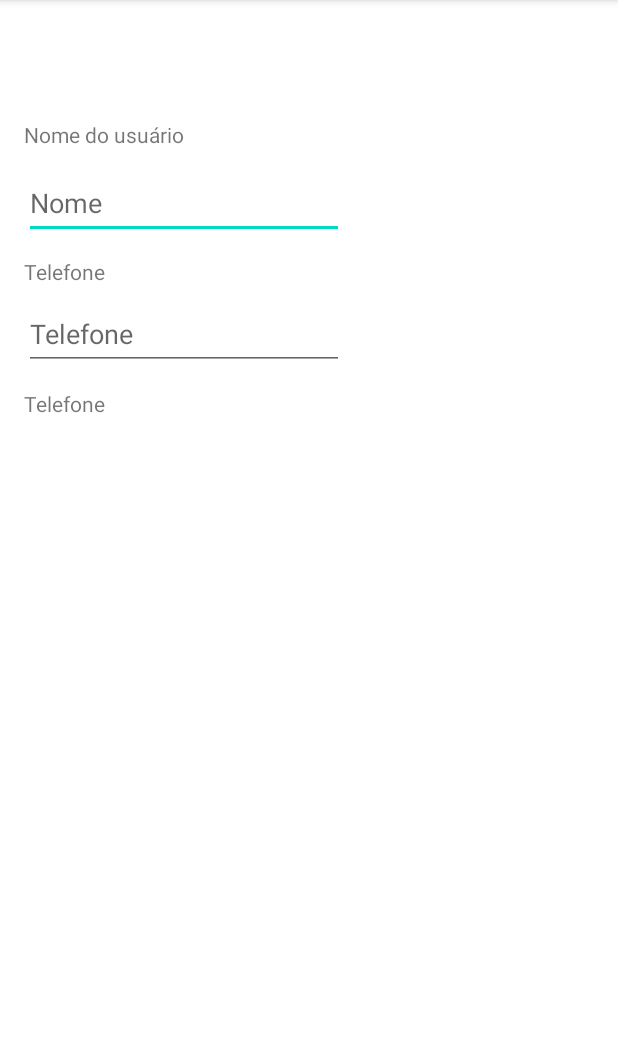
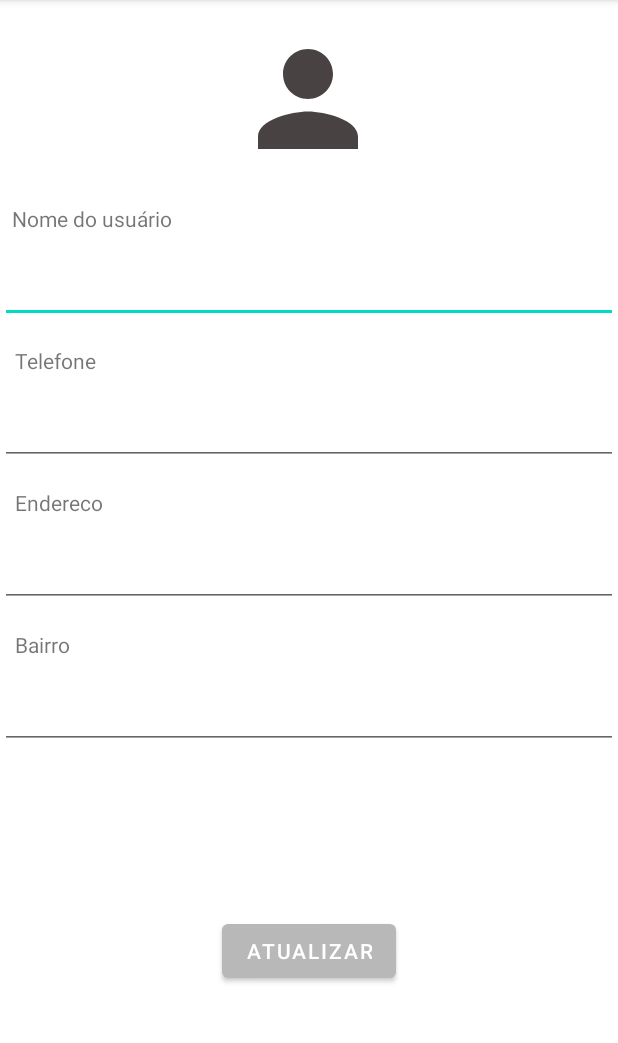
Before and after one commit to FelipeRaulino/mobile-2021.2, an Android app: the Perfil screen opened directly, with no data from a screen before it, on a phone screen of 412 x 824 dp, the part 84-1127 px from its top. Run offline under Robolectric (Android 15) with nearby library versions, the phone set to English and light mode, and no system bars; our stand-ins replace Firebase (no records; nobody signed in at launch, a user with empty details on screens opened directly), Picasso.

Commit message:
adicionando funcionalidade de perfil

```diff
--- a/Projeto Final/Servidor Backend/ProjetoFinalITECH/app/src/main/java/com/example/projetofinalitech/Perfil.java
+++ b/Projeto Final/Servidor Backend/ProjetoFinalITECH/app/src/main/java/com/example/projetofinalitech/Perfil.java
@@ -1,17 +1,173 @@
 package com.example.projetofinalitech;
 
+import androidx.annotation.NonNull;
+import androidx.annotation.Nullable;
 import androidx.appcompat.app.AppCompatActivity;
 
+import android.app.Activity;
+import android.content.Intent;
+import android.net.Uri;
 import android.os.Bundle;
+import android.provider.MediaStore;
+import android.view.View;
+import android.widget.Button;
+import android.widget.EditText;
+import android.widget.ImageView;
+import android.widget.Toast;
+
+import com.google.android.gms.tasks.OnCompleteListener;
+import com.google.android.gms.tasks.OnFailureListener;
+import com.google.android.gms.tasks.OnSuccessListener;
+import com.google.android.gms.tasks.Task;
+import com.google.firebase.auth.FirebaseAuth;
+import com.google.firebase.firestore.DocumentReference;
+import com.google.firebase.firestore.DocumentSnapshot;
+import com.google.firebase.firestore.FirebaseFirestore;
+import com.google.firebase.storage.FirebaseStorage;
+import com.google.firebase.storage.StorageReference;
+import com.google.firebase.storage.UploadTask;
+import com.squareup.picasso.Picasso;
+
+import java.util.HashMap;
+import java.util.Map;
 
 public class Perfil extends AppCompatActivity {
+
+    private FirebaseFirestore fStore;
+    private FirebaseAuth fAuth;
+    private DocumentReference documentReference;
+
+    private EditText edtText_nome, edtText_telefone, edtText_endereco, edtText_bairro;
+    private Button button_atualizarPerfil;
+    private ImageView imageView_profilePic;
+    private StorageReference storageReference;
 
     @Override
     protected void onCreate(Bundle savedInstanceState) {
         super.onCreate(savedInstanceState);
         setContentView(R.layout.activity_perfil);
 
+        fAuth = FirebaseAuth.getInstance();
+        fStore = FirebaseFirestore.getInstance();
+
+        edtText_nome = findViewById(R.id.edtText_nome);
+        edtText_telefone = findViewById(R.id.edtText_telefone);
+        edtText_endereco = findViewById(R.id.edtText_endereco);
+        edtText_bairro = findViewById(R.id.edtText_bairro);
+        button_atualizarPerfil = findViewById(R.id.button_atualizarPerfil);
+        imageView_profilePic = findViewById(R.id.imageView_profilePic);
+        storageReference = FirebaseStorage.getInstance().getReference();
+
+        StorageReference profileRef = storageReference.child("users/"+fAuth.getCurrentUser().getUid()+"/profile.jpg");
+        profileRef.getDownloadUrl().addOnSuccessListener(new OnSuccessListener<Uri>() {
+            @Override
+            public void onSuccess(Uri uri) {
+                Picasso.get().load(uri).into(imageView_profilePic);
+            }
+        });
+
+        loadData();
+
+        button_atualizarPerfil.setOnClickListener(new View.OnClickListener() {
+            @Override
+            public void onClick(View v) {
+                atualizarDados();
+            }
+        });
+
+        imageView_profilePic.setOnClickListener(new View.OnClickListener() {
+            @Override
+            public void onClick(View v) {
+                Intent abrirGaleria = new Intent(Intent.ACTION_PICK, MediaStore.Images.Media.EXTERNAL_CONTENT_URI);
+                startActivityForResult(abrirGaleria, 1000);
+            }
+        });
+
+    }
+
+    @Override
+    protected void onActivityResult(int requestCode, int resultCode, @Nullable Intent data) {
+        super.onActivityResult(requestCode, resultCode, data);
+
+        if (requestCode == 1000 && resultCode == Activity.RESULT_OK){
+            Uri uriDaImagem = data.getData();
+
+            uploadDaImagemParaStorage(uriDaImagem);
+        }
+
+    }
+
+    private void uploadDaImagemParaStorage(Uri uriDaImagem) {
+
+        StorageReference fileRef = storageReference.child("users/"+fAuth.getCurrentUser().getUid()+"/profile.jpg");
+
+        fileRef.putFile(uriDaImagem).addOnCompleteListener(new OnCompleteListener<UploadTask.TaskSnapshot>() {
+            @Override
+            public void onComplete(@NonNull Task<UploadTask.TaskSnapshot> task) {
+                fileRef.getDownloadUrl().addOnSuccessListener(new OnSuccessListener<Uri>() {
+                    @Override
+                    public void onSuccess(Uri uri) {
+                        Picasso.get().load(uri).into(imageView_profilePic);
+                    }
+                });
+            }
+        }).addOnFailureListener(new OnFailureListener() {
+            @Override
+            public void onFailure(@NonNull Exception e) {
+                Toast.makeText(getApplicationContext(), "Failed!", Toast.LENGTH_SHORT).show();
+            }
+        });
+
+    }
+
+    private void loadData() {
+        String idUsuario = fAuth.getCurrentUser().getUid().toString();
+        DocumentReference docRef = fStore.collection("Usuarios").document(idUsuario);
 
 
+        docRef.get().addOnCompleteListener(new OnCompleteListener<DocumentSnapshot>() {
+            @Override
+            public void onComplete(@NonNull Task<DocumentSnapshot> task) {
+                DocumentSnapshot document = task.getResult();
+                edtText_nome.setText(document.getString("nome"));
+                edtText_telefone.setText(document.getString("telefone"));
+                edtText_endereco.setText(document.getString("endereco"));
+                edtText_bairro.setText(document.getString("bairro"));
+            }
+        });
+
     }
+
+    private void atualizarDados() {
+        String nome = edtText_nome.getText().toString();
+        String telefone = edtText_telefone.getText().toString();
+        String endereco = edtText_endereco.getText().toString();
+        String bairro = edtText_bairro.getText().toString();
+
+        String idUsuario = fAuth.getCurrentUser().getUid().toString();
+        DocumentReference docRef = fStore.collection("Usuarios").document(idUsuario);
+
+        docRef.update("nome", nome, "telefone", telefone,
+                      "endereco", endereco, "bairro", bairro)
+                .addOnCompleteListener(new OnCompleteListener<Void>() {
+                    @Override
+                    public void onComplete(@NonNull Task<Void> task) {
+                        Toast.makeText(getApplicationContext(), "Dados atualizados com sucesso!", Toast.LENGTH_SHORT).show();
+                    }
+                })
+                .addOnFailureListener(new OnFailureListener() {
+                    @Override
+                    public void onFailure(@NonNull Exception e) {
+                        Toast.makeText(getApplicationContext(), "Infelizmente não foi possível atualizar seus dados!", Toast.LENGTH_SHORT).show();
+                    }
+                });
+
+        edtText_nome.setText("");
+        edtText_telefone.setText("");
+        edtText_endereco.setText("");
+        edtText_bairro.setText("");
+
+    }
+
+
 }
--- /dev/null
+++ b/Projeto Final/Servidor Backend/ProjetoFinalITECH/app/src/main/res/drawable/ic_baseline_person_100.xml
@@ -0,0 +1,5 @@
+<vector android:height="100dp" android:tint="#494242"
+    android:viewportHeight="24" android:viewportWidth="24"
+    android:width="100dp" xmlns:android="http://schemas.android.com/apk/res/android">
+    <path android:fillColor="@android:color/white" android:pathData="M12,12c2.21,0 4,-1.79 4,-4s-1.79,-4 -4,-4 -4,1.79 -4,4 1.79,4 4,4zM12,14c-2.67,0 -8,1.34 -8,4v2h16v-2c0,-2.66 -5.33,-4 -8,-4z"/>
+</vector>
--- a/Projeto Final/Servidor Backend/ProjetoFinalITECH/app/src/main/res/layout/activity_perfil.xml
+++ b/Projeto Final/Servidor Backend/ProjetoFinalITECH/app/src/main/res/layout/activity_perfil.xml
@@ -7,65 +7,113 @@
     tools:context=".Perfil">
 
     <ImageView
-        android:id="@+id/imageView"
-        android:layout_width="wrap_content"
-        android:layout_height="wrap_content"
-        android:layout_marginTop="44dp"
+        android:id="@+id/imageView_profilePic"
+        android:layout_width="100dp"
+        android:layout_height="100dp"
+        android:layout_marginTop="16dp"
+        android:background="@drawable/ic_baseline_person_100"
         app:layout_constraintEnd_toEndOf="parent"
         app:layout_constraintHorizontal_bias="0.498"
         app:layout_constraintStart_toStartOf="parent"
-        app:layout_constraintTop_toTopOf="parent"
-        tools:srcCompat="@tools:sample/avatars" />
+        app:layout_constraintTop_toTopOf="parent"/>
 
     <TextView
         android:id="@+id/textView5"
         android:layout_width="wrap_content"
         android:layout_height="wrap_content"
-        android:layout_marginStart="16dp"
-        android:layout_marginTop="36dp"
+        android:layout_marginStart="8dp"
+        android:layout_marginTop="20dp"
         android:text="Nome do usuário"
         app:layout_constraintStart_toStartOf="parent"
-        app:layout_constraintTop_toBottomOf="@+id/imageView" />
+        app:layout_constraintTop_toBottomOf="@+id/imageView_profilePic" />
+
+    <EditText
+        android:id="@+id/edtText_nome"
+        android:layout_width="match_parent"
+        android:layout_height="wrap_content"
+        android:layout_marginTop="12dp"
+        android:ems="10"
+        android:inputType="textPersonName"
+        android:minHeight="48dp"
+        app:layout_constraintStart_toStartOf="@+id/textView5"
+        app:layout_constraintTop_toBottomOf="@+id/textView5"
+        tools:ignore="SpeakableTextPresentCheck" />
+
+
+    <TextView
+        android:id="@+id/textView6"
+        android:layout_width="wrap_content"
+        android:layout_height="wrap_content"
+        android:layout_marginStart="10dp"
+        android:layout_marginTop="15dp"
+        android:text="Telefone"
+        app:layout_constraintStart_toStartOf="parent"
+        app:layout_constraintTop_toBottomOf="@+id/edtText_nome" />
+
+    <EditText
+        android:id="@+id/edtText_telefone"
+        android:layout_width="match_parent"
+        android:layout_height="wrap_content"
+        android:layout_marginTop="12dp"
+        android:ems="10"
+        android:inputType="textPersonName"
+        android:minHeight="48dp"
+        app:layout_constraintStart_toStartOf="@+id/textView5"
+        app:layout_constraintTop_toBottomOf="@+id/textView6"
+        tools:ignore="SpeakableTextPresentCheck" />
 
     <TextView
         android:id="@+id/textView7"
         android:layout_width="wrap_content"
         android:layout_height="wrap_content"
+        android:layout_marginStart="10dp"
+        android:layout_marginTop="15dp"
+        android:text="Endereco"
+        app:layout_constraintStart_toStartOf="parent"
+        app:layout_constraintTop_toBottomOf="@+id/edtText_telefone" />
+
+    <EditText
+        android:id="@+id/edtText_endereco"
+        android:layout_width="match_parent"
+        android:layout_height="wrap_content"
         android:layout_marginTop="12dp"
-        android:text="Telefone"
-        app:layout_constraintStart_toStartOf="@+id/edtText_nome"
-        app:layout_constraintTop_toBottomOf="@+id/edtText_nome" />
+        android:ems="10"
+        android:inputType="textPersonName"
+        android:minHeight="48dp"
+        app:layout_constraintStart_toStartOf="@+id/textView5"
+        app:layout_constraintTop_toBottomOf="@+id/textView7"
+        tools:ignore="SpeakableTextPresentCheck" />
 
     <TextView
         android:id="@+id/textView8"
         android:layout_width="wrap_content"
         android:layout_height="wrap_content"
-        android:layout_marginTop="100dp"
-        android:text="Telefone"
-        app:layout_constraintStart_toStartOf="@+id/edtText_nome"
-        app:layout_constraintTop_toBottomOf="@+id/edtText_nome" />
+        android:layout_marginStart="10dp"
+        android:layout_marginTop="15dp"
+        android:text="Bairro"
+        app:layout_constraintStart_toStartOf="parent"
+        app:layout_constraintTop_toBottomOf="@+id/edtText_endereco" />
 
     <EditText
-        android:id="@+id/edtText_nome"
-        android:layout_width="wrap_content"
+        android:id="@+id/edtText_bairro"
+        android:layout_width="match_parent"
         android:layout_height="wrap_content"
         android:layout_marginTop="12dp"
         android:ems="10"
-        android:hint="Nome"
         android:inputType="textPersonName"
         android:minHeight="48dp"
         app:layout_constraintStart_toStartOf="@+id/textView5"
-        app:layout_constraintTop_toBottomOf="@+id/textView5" />
+        app:layout_constraintTop_toBottomOf="@+id/textView8"
+        tools:ignore="SpeakableTextPresentCheck" />
 
-    <EditText
-        android:id="@+id/edtText_telefone"
+    <Button
+        android:id="@+id/button_atualizarPerfil"
         android:layout_width="wrap_content"
         android:layout_height="wrap_content"
-        android:layout_marginTop="8dp"
-        android:ems="10"
-        android:hint="Telefone"
-        android:inputType="textPersonName"
-        android:minHeight="48dp"
-        app:layout_constraintStart_toStartOf="@+id/textView5"
-        app:layout_constraintTop_toBottomOf="@+id/textView7" />
+        android:text="Atualizar"
+        app:layout_constraintBottom_toBottomOf="parent"
+        app:layout_constraintEnd_toEndOf="parent"
+        app:layout_constraintHorizontal_bias="0.5"
+        app:layout_constraintStart_toStartOf="parent"
+        app:layout_constraintTop_toBottomOf="@+id/edtText_bairro" />
 </androidx.constraintlayout.widget.ConstraintLayout>
```
Also changed, not shown: Projeto Final/Servidor Backend/ProjetoFinalITECH/app/src/main/java/com/example/projetofinalitech/Agendamento/DecisaoAgendamento.java (+4 -3 lines), Projeto Final/Servidor Backend/ProjetoFinalITECH/app/src/main/java/com/example/projetofinalitech/MainActivity.java (+28 -0 lines).
